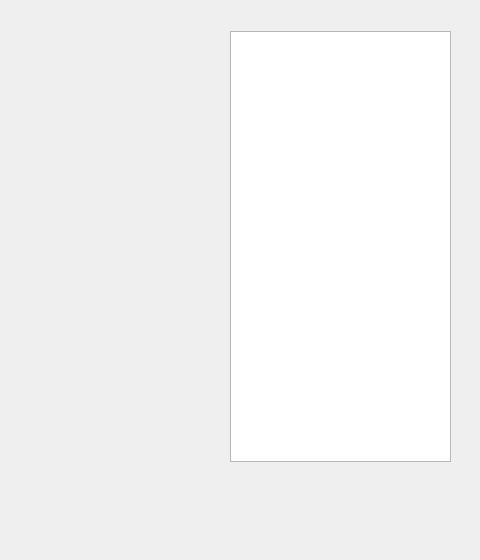
This is Final Project/Didi-Visualizer/route.ui in ChenWendi2001/Principles-and-Practice-of-Problem-Solving as Qt 5 draws it before an edit; both pictures show x 320 to 800 and y 0 to 560 of the 800 by 560 pixel window. The edited form follows.
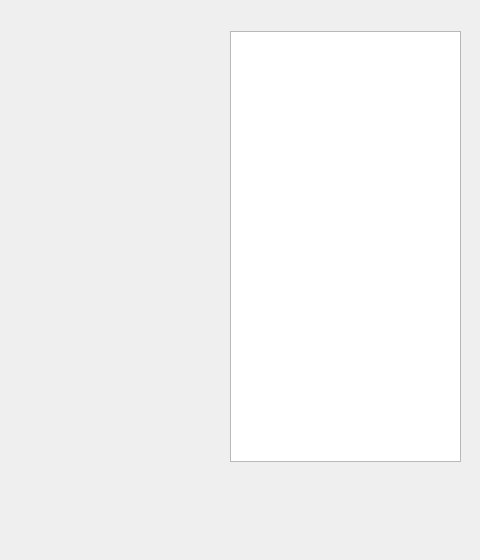
This is the edited form.

```diff
--- a/Final Project/Didi-Visualizer/route.ui
+++ b/Final Project/Didi-Visualizer/route.ui
@@ -18,7 +18,7 @@
     <rect>
      <x>550</x>
      <y>31</y>
-     <width>221</width>
+     <width>231</width>
      <height>431</height>
     </rect>
    </property>
@@ -27,8 +27,8 @@
    <property name="geometry">
     <rect>
      <x>550</x>
-     <y>470</y>
-     <width>221</width>
+     <y>490</y>
+     <width>231</width>
      <height>16</height>
     </rect>
    </property>
```
